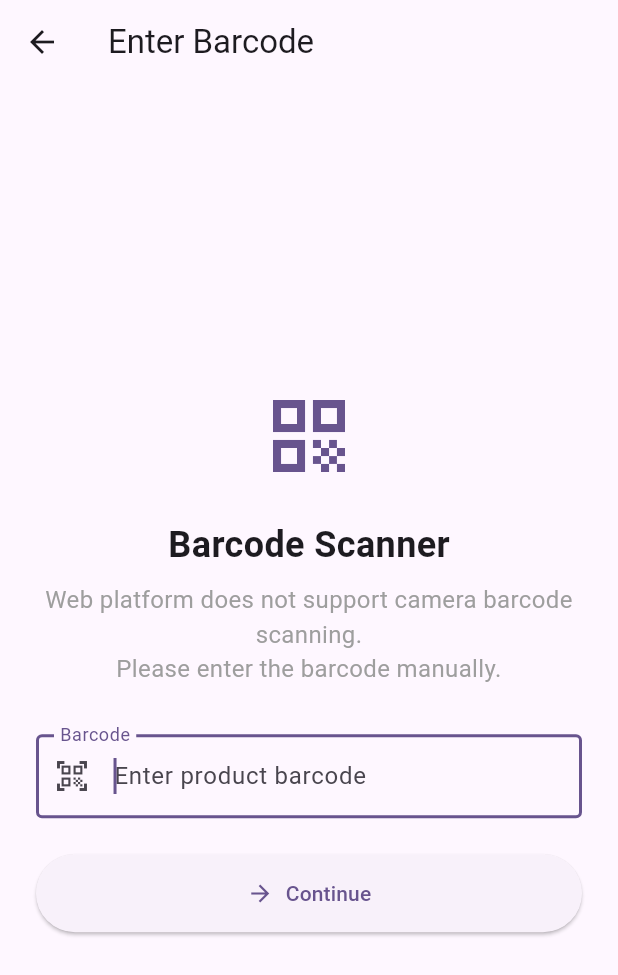
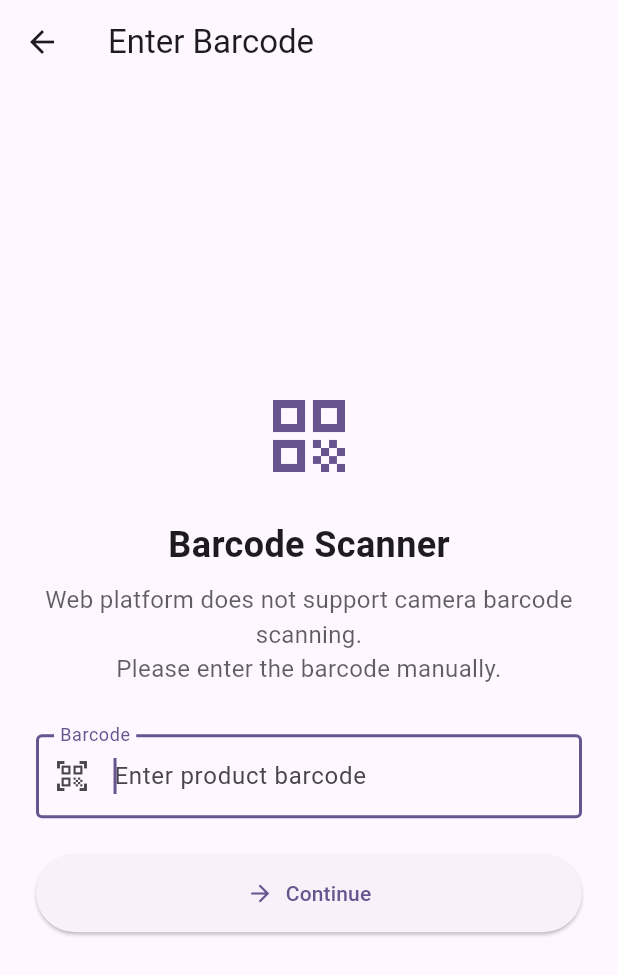
Before and after one commit to rcrespo808/ProductTool, a Flutter app: the _WebBarcodeEntry screen opened directly, on a phone screen of 412 x 824 dp. Shown: the top 975 px of the screen. Run offline on Flutter 3.47's test engine with Material 3 defaults, Android fonts, the phone set to English and light mode, and no system bars; our stand-ins replace equatable, flutter_riverpod, image_picker, shared_preferences; missing offline and left inert: dart:html, mobile_scanner; accounts and stored records are empty.

Commit message:
update text colors

```diff
--- a/lib/presentation/screens/barcode_scan_screen_mobile_wrapper.dart
+++ b/lib/presentation/screens/barcode_scan_screen_mobile_wrapper.dart
@@ -73,15 +73,22 @@ class _WebBarcodeEntryState extends ConsumerState<_WebBarcodeEntry> {
               color: Theme.of(context).colorScheme.primary,
             ),
             const SizedBox(height: 24),
-            const Text(
+            Text(
               'Barcode Scanner',
-              style: TextStyle(fontSize: 24, fontWeight: FontWeight.bold),
+              style: TextStyle(
+                fontSize: 24,
+                fontWeight: FontWeight.bold,
+                color: Theme.of(context).colorScheme.onSurface,
+              ),
             ),
             const SizedBox(height: 8),
-            const Text(
+            Text(
               'Web platform does not support camera barcode scanning.\nPlease enter the barcode manually.',
               textAlign: TextAlign.center,
-              style: TextStyle(fontSize: 16, color: Colors.grey),
+              style: TextStyle(
+                fontSize: 16,
+                color: Theme.of(context).colorScheme.onSurface.withOpacity(0.7),
+              ),
             ),
             const SizedBox(height: 32),
             TextField(
```
Also changed, not shown: lib/presentation/screens/home_screen.dart (+11 -4 lines), lib/presentation/screens/tag_capture_screen.dart (+19 -6 lines), lib/presentation/widgets/tag_chip_cloud.dart (+6 -1 lines).
